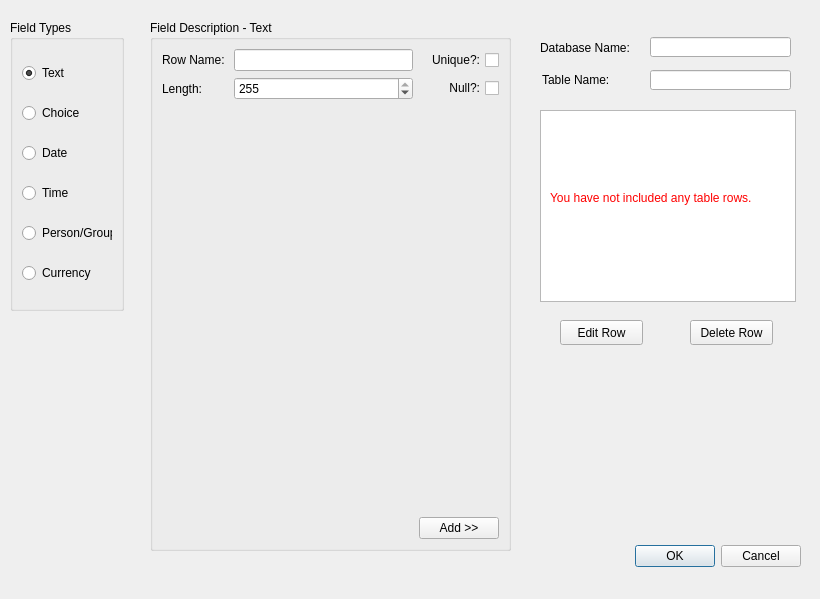
First picture: the form in ui/create_new_table.ui, repository AeroNotix/freepoint, before the edit.
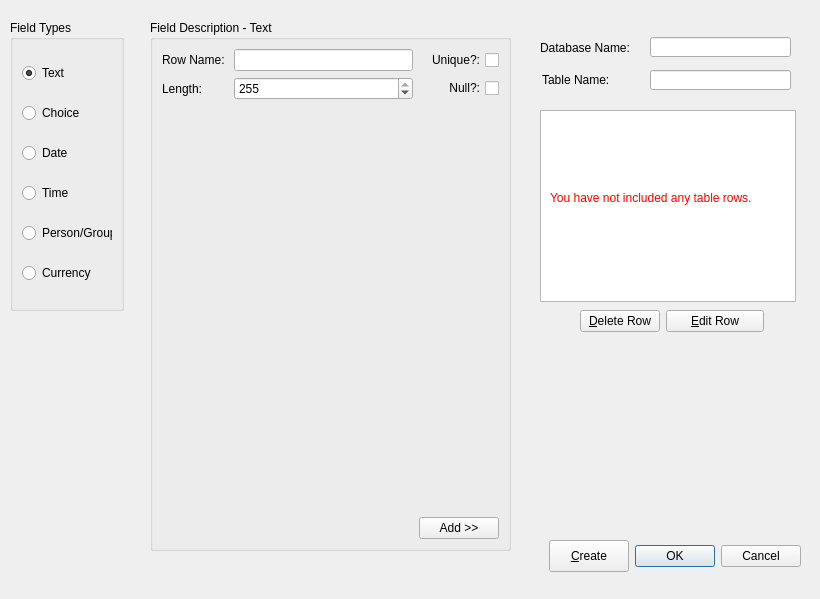
Second picture: the form after the edit. Icons and pictures are not drawn.

Diff of the .ui file:
```diff
--- a/ui/create_new_table.ui
+++ b/ui/create_new_table.ui
@@ -576,32 +576,6 @@
     <cstring>txt_table_name</cstring>
    </property>
   </widget>
-  <widget class="QPushButton" name="pushButton">
-   <property name="geometry">
-    <rect>
-     <x>560</x>
-     <y>320</y>
-     <width>83</width>
-     <height>25</height>
-    </rect>
-   </property>
-   <property name="text">
-    <string>Edit Row</string>
-   </property>
-  </widget>
-  <widget class="QPushButton" name="pushButton_2">
-   <property name="geometry">
-    <rect>
-     <x>690</x>
-     <y>320</y>
-     <width>83</width>
-     <height>25</height>
-    </rect>
-   </property>
-   <property name="text">
-    <string>Delete Row</string>
-   </property>
-  </widget>
   <widget class="QLabel" name="lbl_database_missing">
    <property name="geometry">
     <rect>
@@ -672,6 +646,64 @@
     <string>&lt;html&gt;&lt;head/&gt;&lt;body&gt;&lt;p&gt;&lt;span style=&quot; color:#ff0000;&quot;&gt;You have not included any table rows.&lt;/span&gt;&lt;/p&gt;&lt;/body&gt;&lt;/html&gt;</string>
    </property>
   </widget>
+  <widget class="QWidget" name="widget" native="true">
+   <property name="geometry">
+    <rect>
+     <x>580</x>
+     <y>310</y>
+     <width>184</width>
+     <height>51</height>
+    </rect>
+   </property>
+   <layout class="QFormLayout" name="formLayout_2">
+    <property name="fieldGrowthPolicy">
+     <enum>QFormLayout::AllNonFixedFieldsGrow</enum>
+    </property>
+    <item row="0" column="1">
+     <widget class="QPushButton" name="btn_editrow">
+      <property name="toolTip">
+       <string>&lt;html&gt;&lt;head/&gt;&lt;body&gt;&lt;p&gt;&lt;span style=&quot; color:#ff0000;&quot;&gt;Edits&lt;/span&gt; the currently selected row.&lt;/p&gt;&lt;/body&gt;&lt;/html&gt;</string>
+      </property>
+      <property name="text">
+       <string>&amp;Edit Row</string>
+      </property>
+     </widget>
+    </item>
+    <item row="0" column="0">
+     <widget class="QPushButton" name="btn_deleterow">
+      <property name="toolTip">
+       <string>&lt;html&gt;&lt;head/&gt;&lt;body&gt;&lt;p&gt;&lt;span style=&quot; color:#ff0000;&quot;&gt;Deletes&lt;/span&gt; the currently selected row.&lt;/p&gt;&lt;/body&gt;&lt;/html&gt;</string>
+      </property>
+      <property name="text">
+       <string>&amp;Delete Row</string>
+      </property>
+     </widget>
+    </item>
+   </layout>
+  </widget>
+  <widget class="QPushButton" name="btn_createtable">
+   <property name="geometry">
+    <rect>
+     <x>549</x>
+     <y>540</y>
+     <width>80</width>
+     <height>32</height>
+    </rect>
+   </property>
+   <property name="text">
+    <string>&amp;Create</string>
+   </property>
+   <property name="icon">
+    <iconset resource="../resources/resource.qrc">
+     <normaloff>:/view_bottom</normaloff>:/view_bottom</iconset>
+   </property>
+   <property name="iconSize">
+    <size>
+     <width>30</width>
+     <height>30</height>
+    </size>
+   </property>
+  </widget>
  </widget>
  <tabstops>
   <tabstop>line_radio</tabstop>
```
Left out of the diff: 70 changed lines with no effect on the pictures.
